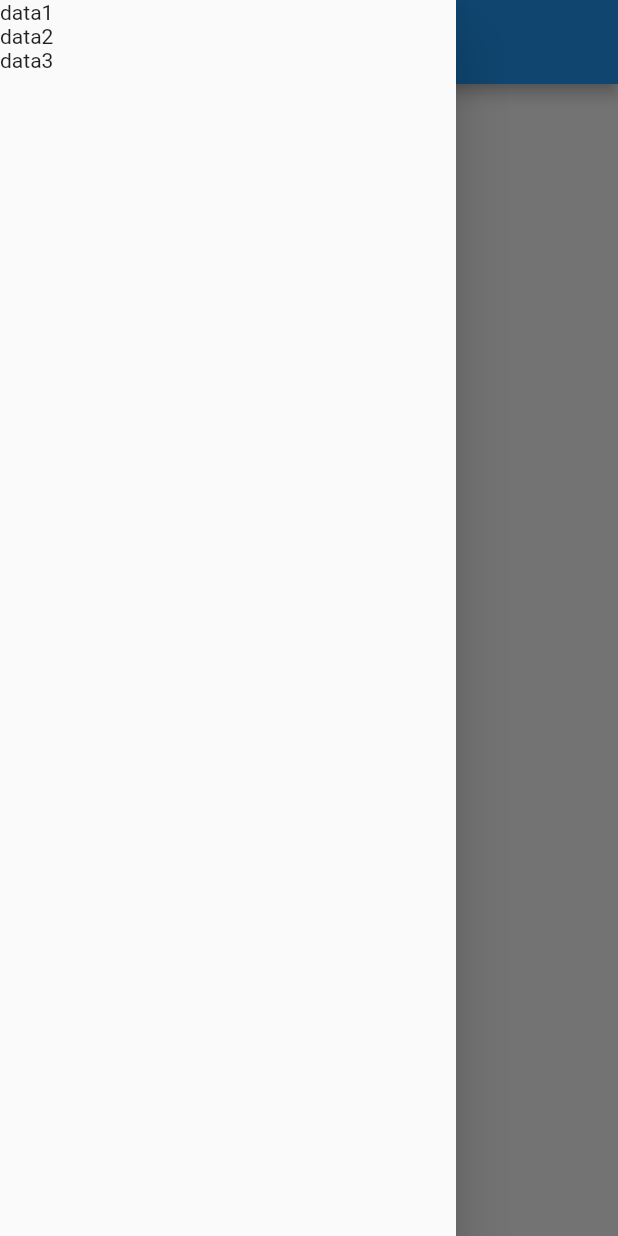
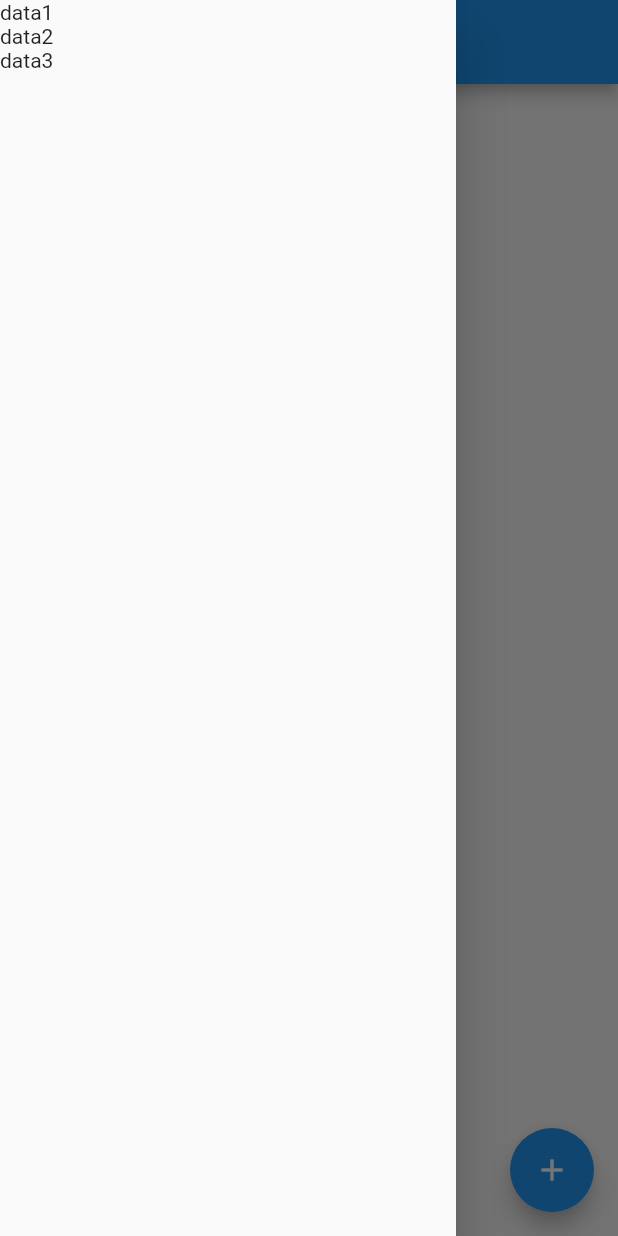
Before and after one commit to yujin9747/Schedule_management, a Flutter app: the Home screen opened directly, with the side drawer open, on a phone screen of 412 x 824 dp. Run offline on Flutter 3.47's test engine with Material 2 defaults, Android fonts, the phone set to English and light mode, and no system bars; our stand-ins replace card_swiper, firebase_core, lottie; accounts and stored records are empty.

Commit message:
Add Schedule: 미완성 (form fields, floatingActionButton)

```diff
--- a/lib/Home.dart
+++ b/lib/Home.dart
@@ -1,6 +1,5 @@
 import 'package:flutter/material.dart';
 import 'package:intl/intl.dart';
-import 'package:jiffy/jiffy.dart';
 
 DateTime now = DateTime.now();
 
@@ -36,6 +35,13 @@ class _Home extends State<Home>{
           ],
         ),
       ),
+      floatingActionButton: FloatingActionButton(
+        child: Icon(Icons.add),
+        heroTag: 'addSchedule',
+        onPressed: () {
+          Navigator.pushNamed(context, 'addSchedule');
+        },
+      ),
     );
   }
 
--- a/lib/main.dart
+++ b/lib/main.dart
@@ -1,5 +1,6 @@
 import 'package:flutter/cupertino.dart';
 import 'package:flutter/material.dart';
+import 'package:scheduling/addSchedule.dart';
 import 'package:scheduling/login.dart';
 import 'Home.dart';
 import 'Recharge.dart';
@@ -27,6 +28,7 @@ class MyApp extends StatelessWidget {
         '/' : (context) => Home(),
         '/recharge':(context) => Recharge(),
         '/login' : (context) => Login(),
+        'addSchedule' : (context) => AddSchedule(),
       },
       debugShowCheckedModeBanner: false,
     );
--- a/pubspec.yaml
+++ b/pubspec.yaml
@@ -45,6 +45,8 @@ dependencies:
   firebase_core: ^1.24.0
   google_sign_in: ^5.4.2
   authentication: ^0.0.1
+  flutter_form_builder: ^7.7.0
+  form_builder_validators: ^8.4.0
 
 dev_dependencies:
   flutter_test:
```
Also changed, not shown: pubspec.lock.
